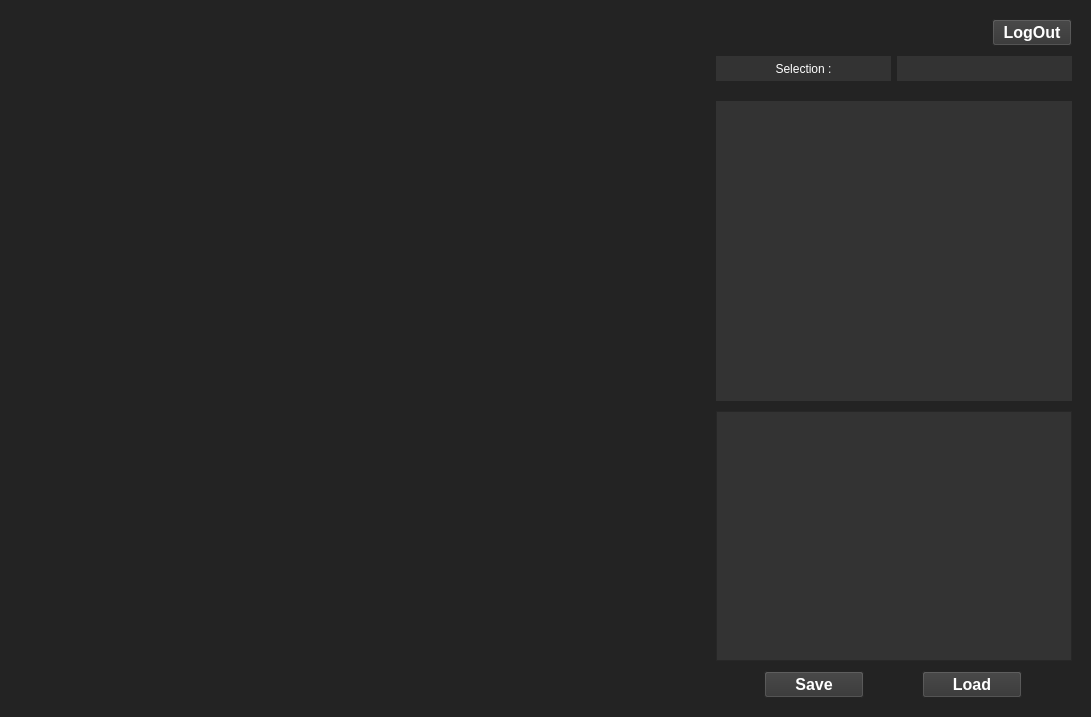
First picture: the form in python/PizzaMaya_ah/ui/UI_design/Main.ui, repository KKW0/pizza_api, before the edit.
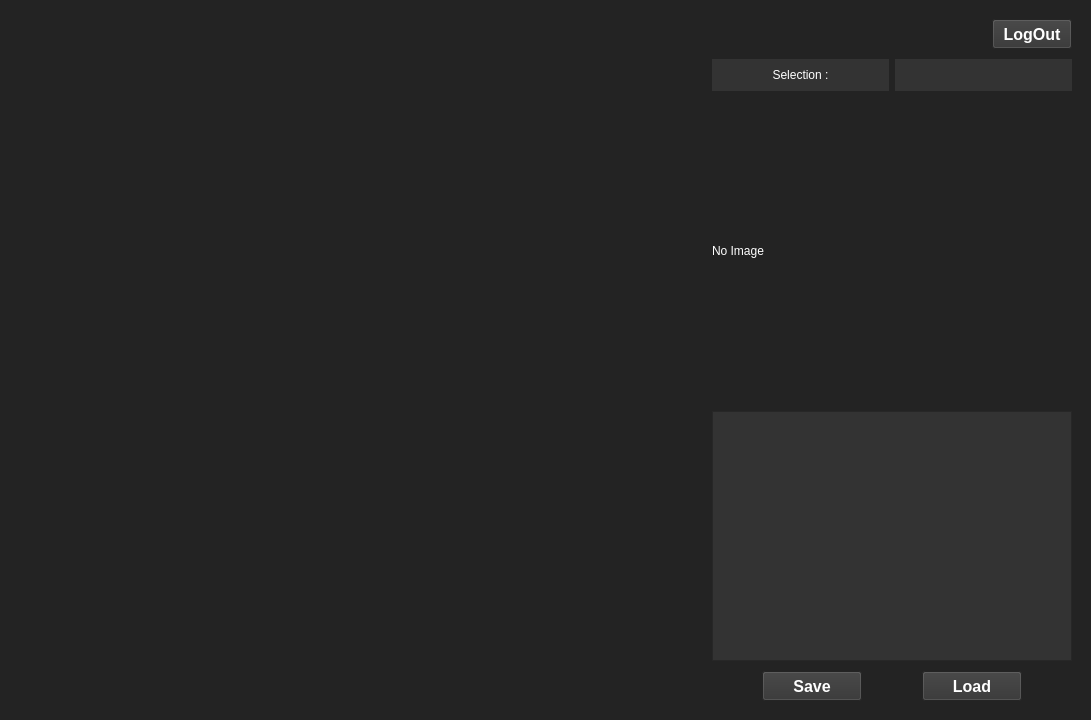
Second picture: the form after the edit.

```diff
--- a/python/PizzaMaya_ah/ui/UI_design/Main.ui
+++ b/python/PizzaMaya_ah/ui/UI_design/Main.ui
@@ -10,19 +10,19 @@
     <x>0</x>
     <y>0</y>
     <width>1091</width>
-    <height>717</height>
+    <height>720</height>
    </rect>
   </property>
   <property name="minimumSize">
    <size>
     <width>1091</width>
-    <height>717</height>
+    <height>720</height>
    </size>
   </property>
   <property name="maximumSize">
    <size>
     <width>1091</width>
-    <height>717</height>
+    <height>720</height>
    </size>
   </property>
   <property name="windowTitle">
@@ -57,159 +57,6 @@
       <property name="spacing">
        <number>10</number>
       </property>
-      <item row="0" column="0">
-       <layout class="QHBoxLayout" name="horizontalLayout">
-        <item>
-         <spacer name="horizontalSpacer_2">
-          <property name="orientation">
-           <enum>Qt::Horizontal</enum>
-          </property>
-          <property name="sizeHint" stdset="0">
-           <size>
-            <width>40</width>
-            <height>20</height>
-           </size>
-          </property>
-         </spacer>
-        </item>
-       </layout>
-      </item>
-      <item row="10" column="4">
-       <layout class="QGridLayout" name="gridLayout_3">
-        <item row="0" column="0">
-         <widget class="QPushButton" name="Save_Button">
-          <property name="maximumSize">
-           <size>
-            <width>100</width>
-            <height>30</height>
-           </size>
-          </property>
-          <property name="font">
-           <font>
-            <pointsize>12</pointsize>
-            <weight>75</weight>
-            <bold>true</bold>
-           </font>
-          </property>
-          <property name="styleSheet">
-           <string notr="true">background-color: rgb(51, 51, 51);
-color: white;</string>
-          </property>
-          <property name="text">
-           <string>Save</string>
-          </property>
-         </widget>
-        </item>
-        <item row="0" column="1">
-         <widget class="QPushButton" name="Load_Button">
-          <property name="maximumSize">
-           <size>
-            <width>100</width>
-            <height>30</height>
-           </size>
-          </property>
-          <property name="font">
-           <font>
-            <pointsize>12</pointsize>
-            <weight>75</weight>
-            <bold>true</bold>
-           </font>
-          </property>
-          <property name="styleSheet">
-           <string notr="true">background-color: rgb(51, 51, 51);
-color: white;</string>
-          </property>
-          <property name="text">
-           <string>Load</string>
-          </property>
-         </widget>
-        </item>
-       </layout>
-      </item>
-      <item row="0" column="4">
-       <layout class="QHBoxLayout" name="horizontalLayout_3">
-        <property name="bottomMargin">
-         <number>0</number>
-        </property>
-        <item>
-         <spacer name="horizontalSpacer">
-          <property name="orientation">
-           <enum>Qt::Horizontal</enum>
-          </property>
-          <property name="sizeHint" stdset="0">
-           <size>
-            <width>40</width>
-            <height>0</height>
-           </size>
-          </property>
-         </spacer>
-        </item>
-        <item>
-         <widget class="QPushButton" name="Logout_Button">
-          <property name="sizePolicy">
-           <sizepolicy hsizetype="Minimum" vsizetype="Fixed">
-            <horstretch>0</horstretch>
-            <verstretch>0</verstretch>
-           </sizepolicy>
-          </property>
-          <property name="maximumSize">
-           <size>
-            <width>100</width>
-            <height>30</height>
-           </size>
-          </property>
-          <property name="font">
-           <font>
-            <pointsize>12</pointsize>
-            <weight>75</weight>
-            <bold>true</bold>
-           </font>
-          </property>
-          <property name="styleSheet">
-           <string notr="true">background-color: rgb(51, 51, 51);
-color: white;</string>
-          </property>
-          <property name="text">
-           <string>LogOut</string>
-          </property>
-         </widget>
-        </item>
-       </layout>
-      </item>
-      <item row="3" column="4">
-       <widget class="QLabel" name="Preview">
-        <property name="sizePolicy">
-         <sizepolicy hsizetype="Preferred" vsizetype="Preferred">
-          <horstretch>0</horstretch>
-          <verstretch>0</verstretch>
-         </sizepolicy>
-        </property>
-        <property name="minimumSize">
-         <size>
-          <width>350</width>
-          <height>300</height>
-         </size>
-        </property>
-        <property name="maximumSize">
-         <size>
-          <width>16777215</width>
-          <height>16777215</height>
-         </size>
-        </property>
-        <property name="layoutDirection">
-         <enum>Qt::LeftToRight</enum>
-        </property>
-        <property name="styleSheet">
-         <string notr="true">background-color: rgb(51, 51, 51);</string>
-        </property>
-        <property name="text">
-         <string/>
-        </property>
-        <property name="alignment">
-         <set>Qt::AlignLeading|Qt::AlignLeft|Qt::AlignTop</set>
-        </property>
-       </widget>
-      </item>
       <item row="1" column="4">
        <layout class="QHBoxLayout" name="horizontalLayout_2">
         <property name="spacing">
@@ -260,47 +107,6 @@
         </item>
        </layout>
       </item>
-      <item row="1" column="0" rowspan="7">
-       <layout class="QVBoxLayout" name="verticalLayout2">
-        <property name="leftMargin">
-         <number>0</number>
-        </property>
-       </layout>
-      </item>
-      <item row="4" column="4" rowspan="4">
-       <widget class="QPlainTextEdit" name="InfoTextBox">
-        <property name="minimumSize">
-         <size>
-          <width>350</width>
-          <height>250</height>
-         </size>
-        </property>
-        <property name="font">
-         <font>
-          <pointsize>14</pointsize>
-         </font>
-        </property>
-        <property name="layoutDirection">
-         <enum>Qt::LeftToRight</enum>
-        </property>
-        <property name="styleSheet">
-         <string notr="true">background-color: rgb(51, 51, 51);
-color: white;</string>
-        </property>
-        <property name="undoRedoEnabled">
-         <bool>true</bool>
-        </property>
-        <property name="readOnly">
-         <bool>true</bool>
-        </property>
-        <property name="plainText">
-         <string/>
-        </property>
-        <property name="textInteractionFlags">
-         <set>Qt::TextSelectableByMouse</set>
-        </property>
-       </widget>
-      </item>
       <item row="0" column="1">
        <spacer name="horizontalSpacer_3">
         <property name="orientation">
@@ -314,7 +120,126 @@
         </property>
        </spacer>
       </item>
-      <item row="1" column="1" rowspan="3">
+      <item row="0" column="4">
+       <layout class="QHBoxLayout" name="horizontalLayout_3">
+        <property name="bottomMargin">
+         <number>0</number>
+        </property>
+        <item>
+         <spacer name="horizontalSpacer">
+          <property name="orientation">
+           <enum>Qt::Horizontal</enum>
+          </property>
+          <property name="sizeHint" stdset="0">
+           <size>
+            <width>40</width>
+            <height>0</height>
+           </size>
+          </property>
+         </spacer>
+        </item>
+        <item>
+         <widget class="QPushButton" name="Logout_Button">
+          <property name="sizePolicy">
+           <sizepolicy hsizetype="Minimum" vsizetype="Fixed">
+            <horstretch>0</horstretch>
+            <verstretch>0</verstretch>
+           </sizepolicy>
+          </property>
+          <property name="maximumSize">
+           <size>
+            <width>100</width>
+            <height>30</height>
+           </size>
+          </property>
+          <property name="font">
+           <font>
+            <pointsize>12</pointsize>
+            <weight>75</weight>
+            <bold>true</bold>
+           </font>
+          </property>
+          <property name="styleSheet">
+           <string notr="true">background-color: rgb(51, 51, 51);
+color: white;</string>
+          </property>
+          <property name="text">
+           <string>LogOut</string>
+          </property>
+         </widget>
+        </item>
+       </layout>
+      </item>
+      <item row="9" column="4">
+       <layout class="QGridLayout" name="gridLayout_3">
+        <item row="0" column="0">
+         <widget class="QPushButton" name="Save_Button">
+          <property name="maximumSize">
+           <size>
+            <width>100</width>
+            <height>30</height>
+           </size>
+          </property>
+          <property name="font">
+           <font>
+            <pointsize>12</pointsize>
+            <weight>75</weight>
+            <bold>true</bold>
+           </font>
+          </property>
+          <property name="styleSheet">
+           <string notr="true">background-color: rgb(51, 51, 51);
+color: white;</string>
+          </property>
+          <property name="text">
+           <string>Save</string>
+          </property>
+         </widget>
+        </item>
+        <item row="0" column="1">
+         <widget class="QPushButton" name="Load_Button">
+          <property name="maximumSize">
+           <size>
+            <width>100</width>
+            <height>30</height>
+           </size>
+          </property>
+          <property name="font">
+           <font>
+            <pointsize>12</pointsize>
+            <weight>75</weight>
+            <bold>true</bold>
+           </font>
+          </property>
+          <property name="styleSheet">
+           <string notr="true">background-color: rgb(51, 51, 51);
+color: white;</string>
+          </property>
+          <property name="text">
+           <string>Load</string>
+          </property>
+         </widget>
+        </item>
+       </layout>
+      </item>
+      <item row="0" column="0">
+       <layout class="QHBoxLayout" name="horizontalLayout">
+        <item>
+         <spacer name="horizontalSpacer_2">
+          <property name="orientation">
+           <enum>Qt::Horizontal</enum>
+          </property>
+          <property name="sizeHint" stdset="0">
+           <size>
+            <width>40</width>
+            <height>20</height>
+           </size>
+          </property>
+         </spacer>
+        </item>
+       </layout>
+      </item>
+      <item row="1" column="1" rowspan="6" colspan="2">
        <layout class="QVBoxLayout" name="verticalLayout">
         <property name="leftMargin">
          <number>0</number>
@@ -324,9 +249,94 @@
         </property>
        </layout>
       </item>
-      <item row="4" column="1" rowspan="4">
+      <item row="4" column="0" rowspan="3">
        <layout class="QVBoxLayout" name="verticalLayout3"/>
       </item>
+      <item row="1" column="0" rowspan="3">
+       <layout class="QVBoxLayout" name="verticalLayout2">
+        <property name="leftMargin">
+         <number>0</number>
+        </property>
+       </layout>
+      </item>
+      <item row="2" column="4" rowspan="5">
+       <layout class="QVBoxLayout" name="verticalLayout_3">
+        <property name="spacing">
+         <number>10</number>
+        </property>
+        <property name="leftMargin">
+         <number>0</number>
+        </property>
+        <property name="topMargin">
+         <number>0</number>
+        </property>
+        <property name="rightMargin">
+         <number>0</number>
+        </property>
+        <property name="bottomMargin">
+         <number>0</number>
+        </property>
+        <item>
+         <widget class="QLabel" name="Preview">
+          <property name="sizePolicy">
+           <sizepolicy hsizetype="Minimum" vsizetype="Minimum">
+            <horstretch>36</horstretch>
+            <verstretch>0</verstretch>
+           </sizepolicy>
+          </property>
+          <property name="minimumSize">
+           <size>
+            <width>360</width>
+            <height>300</height>
+           </size>
+          </property>
+          <property name="text">
+           <string>No Image</string>
+          </property>
+         </widget>
+        </item>
+        <item>
+         <widget class="QPlainTextEdit" name="InfoTextBox">
+          <property name="sizePolicy">
+           <sizepolicy hsizetype="Minimum" vsizetype="Minimum">
+            <horstretch>0</horstretch>
+            <verstretch>0</verstretch>
+           </sizepolicy>
+          </property>
+          <property name="minimumSize">
+           <size>
+            <width>349</width>
+            <height>250</height>
+           </size>
+          </property>
+          <property name="font">
+           <font>
+            <pointsize>14</pointsize>
+           </font>
+          </property>
+          <property name="layoutDirection">
+           <enum>Qt::LeftToRight</enum>
+          </property>
+          <property name="styleSheet">
+           <string notr="true">background-color: rgb(51, 51, 51);
+color: white;</string>
+          </property>
+          <property name="undoRedoEnabled">
+           <bool>true</bool>
+          </property>
+          <property name="readOnly">
+           <bool>true</bool>
+          </property>
+          <property name="plainText">
+           <string/>
+          </property>
+          <property name="textInteractionFlags">
+           <set>Qt::TextSelectableByMouse</set>
+          </property>
+         </widget>
+        </item>
+       </layout>
+      </item>
      </layout>
     </item>
    </layout>
```
